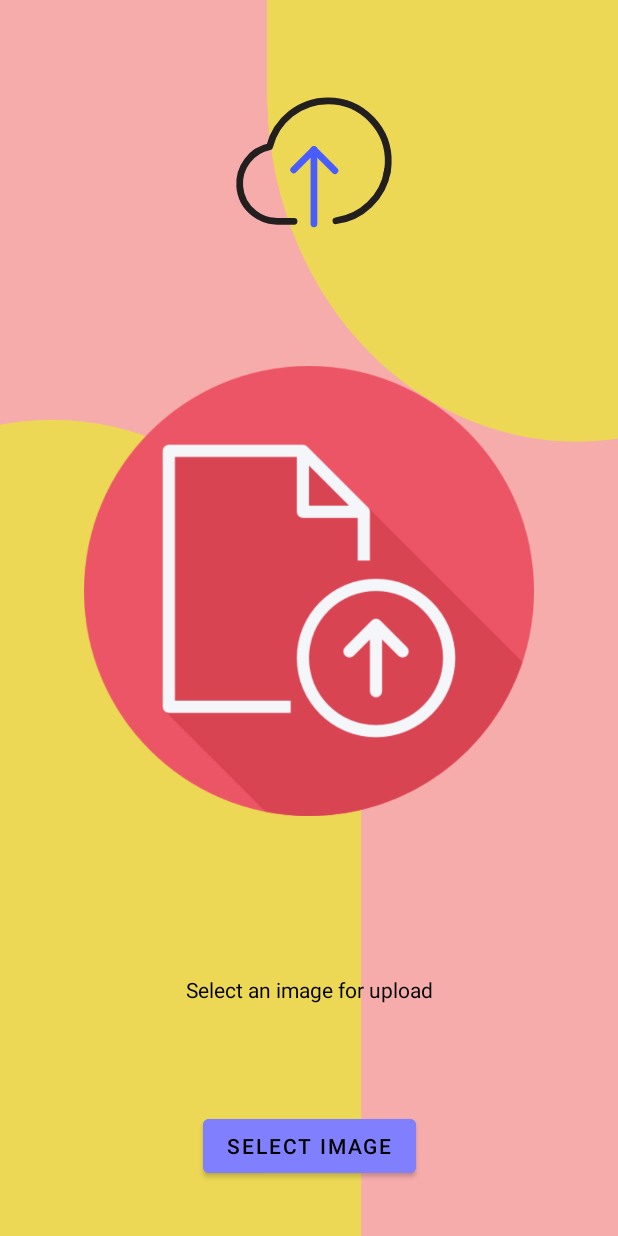
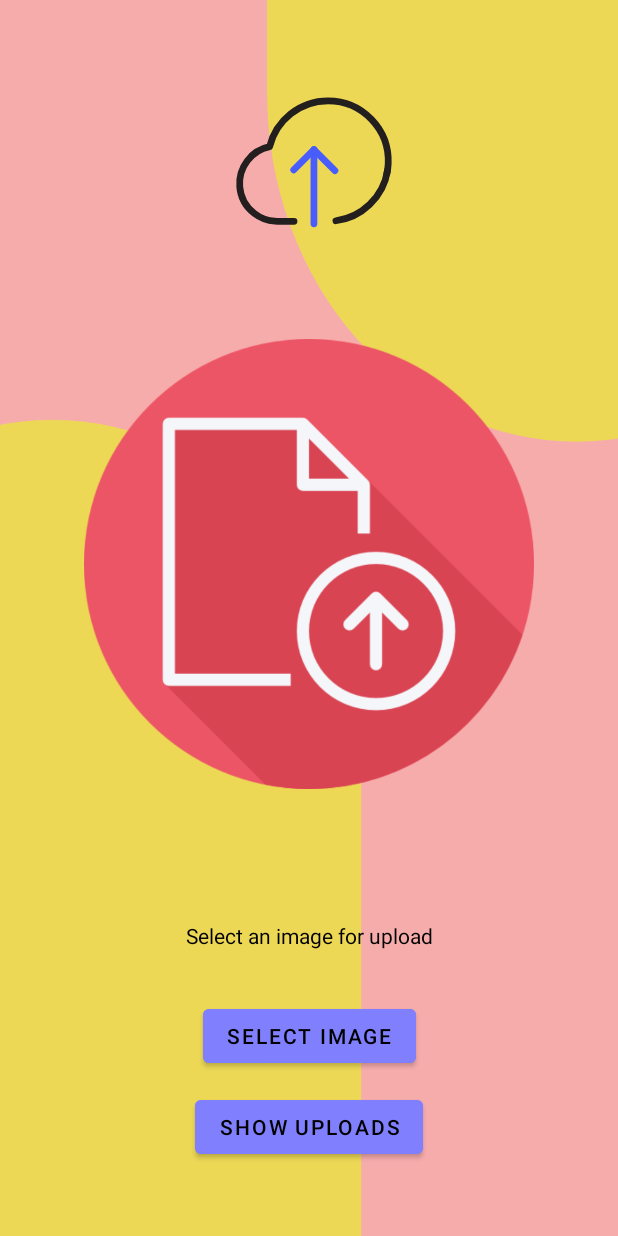
Before and after one commit to sudarshantiwari/NSC-Notifier-College-App, an Android app: the CompressionPanel screen opened directly, with no data from a screen before it, on a phone screen of 412 x 824 dp. Run offline under Robolectric (Android 15) with nearby library versions, the phone set to English and light mode, and no system bars; our stand-ins replace Firebase (no records; nobody signed in at launch, a user with empty details on screens opened directly); libraries missing offline, so code that uses them is left out: com.karumi.dexter; Roboto replaces fonts that are not available here.

Commit message:
Work done so far: Login, Register, and nav_drawer Rework need to be done on those files.
Work Update: Fragments, EditText, show that editText on Fragment...
Update: added firebase storage for pdf files

```diff
--- /dev/null
+++ b/app/src/main/java/PushNotificationService.java
@@ -0,0 +1,5 @@
+import com.google.firebase.messaging.FirebaseMessagingService;
+
+public class PushNotificationService extends FirebaseMessagingService {
+
+}
--- a/app/src/main/java/com/ursaccharine/nscnotifier/CompressionPanel.java
+++ b/app/src/main/java/com/ursaccharine/nscnotifier/CompressionPanel.java
@@ -33,7 +33,7 @@ import java.io.IOException;
 
 public class CompressionPanel extends AppCompatActivity {
 
-   private MaterialButton  com_btn;
+   private MaterialButton  com_btn,mButtonViewShowUploads;
    private ImageView imageView2;
    private final int PICK_IMAGE_CODE = 172;
 
@@ -44,6 +44,14 @@ public class CompressionPanel extends AppCompatActivity {
 
         com_btn = findViewById(R.id.com_btn);
         imageView2 = findViewById(R.id.imageView2);
+        mButtonViewShowUploads = findViewById(R.id.mButtonViewShowUploads);
+
+        mButtonViewShowUploads.setOnClickListener(new View.OnClickListener() {
+            @Override
+            public void onClick(View v) {
+                openImagesActivity();
+            }
+        });
 
         com_btn.setOnClickListener(new View.OnClickListener() {
             @Override
@@ -117,4 +125,8 @@ public class CompressionPanel extends AppCompatActivity {
             }
         });
     }
+    private void openImagesActivity(){
+        Intent intent = new Intent(this,ImageRetrieve.class);
+        startActivity(intent);
+    }
 }
--- a/app/src/main/res/drawable/website.xml
+++ b/app/src/main/res/drawable/website.xml
@@ -1,5 +1,5 @@
 <vector android:height="20dp" android:tint="#FFFFFF"
     android:viewportHeight="24" android:viewportWidth="24"
-    android:width="20dp" xmlns:android="http://schemas.android.com/apk/res/android">
+        android:width="20dp" xmlns:android="http://schemas.android.com/apk/res/android">
     <path android:fillColor="@android:color/white" android:pathData="M20,4L4,4c-1.1,0 -1.99,0.9 -1.99,2L2,18c0,1.1 0.9,2 2,2h16c1.1,0 2,-0.9 2,-2L22,6c0,-1.1 -0.9,-2 -2,-2zM15,18L4,18v-4h11v4zM15,13L4,13L4,9h11v4zM20,18h-4L16,9h4v9z"/>
 </vector>
--- a/app/src/main/res/layout/activity_compression_panel.xml
+++ b/app/src/main/res/layout/activity_compression_panel.xml
@@ -32,7 +32,7 @@
         app:layout_constraintEnd_toEndOf="parent"
         app:layout_constraintStart_toStartOf="parent"
         app:layout_constraintTop_toBottomOf="@+id/upload_icon"
-        app:layout_constraintVertical_bias="0.718" />
+        app:layout_constraintVertical_bias="0.653" />
 
     <com.google.android.material.button.MaterialButton
         android:id="@+id/com_btn"
@@ -45,7 +45,20 @@
         app:layout_constraintEnd_toEndOf="parent"
         app:layout_constraintStart_toStartOf="parent"
         app:layout_constraintTop_toBottomOf="@+id/textView4"
-        app:layout_constraintVertical_bias="0.664" />
+        app:layout_constraintVertical_bias="0.232" />
+
+    <com.google.android.material.button.MaterialButton
+        android:id="@+id/mButtonViewShowUploads"
+        android:layout_width="wrap_content"
+        android:layout_height="wrap_content"
+        android:backgroundTint="#8080ff"
+        android:text="Show Uploads"
+        android:textColor="@color/black"
+        app:layout_constraintBottom_toBottomOf="parent"
+        app:layout_constraintEnd_toEndOf="parent"
+        app:layout_constraintStart_toStartOf="parent"
+        app:layout_constraintTop_toBottomOf="@+id/textView4"
+        app:layout_constraintVertical_bias="0.66" />
 
     <ImageView
         android:id="@+id/imageView2"
```
Also changed, not shown: app/build.gradle (+12 -1 lines), app/src/main/AndroidManifest.xml (+8 -0 lines), app/src/main/java/com/ursaccharine/nscnotifier/Dashboard.java (+26 -8 lines), app/src/main/java/com/ursaccharine/nscnotifier/EventsFragment.java (+16 -3 lines), app/src/main/java/com/ursaccharine/nscnotifier/ImageAdapter.java (added, +58 -0 lines), app/src/main/java/com/ursaccharine/nscnotifier/ImageRetrieve.java (added, +52 -0 lines), app/src/main/java/com/ursaccharine/nscnotifier/Login.java (+19 -5 lines), app/src/main/java/com/ursaccharine/nscnotifier/SignUp.java (+13 -2 lines), app/src/main/java/com/ursaccharine/nscnotifier/VerifyPhoneNo.java (+20 -12 lines), app/src/main/res/layout/activity_image_retrieve.xml (added, +14 -0 lines), app/src/main/res/layout/fragment_events.xml (+14 -7 lines), app/src/main/res/layout/fragment_website.xml (added, +14 -0 lines), app/src/main/res/layout/image_item.xml (added, +16 -0 lines).
